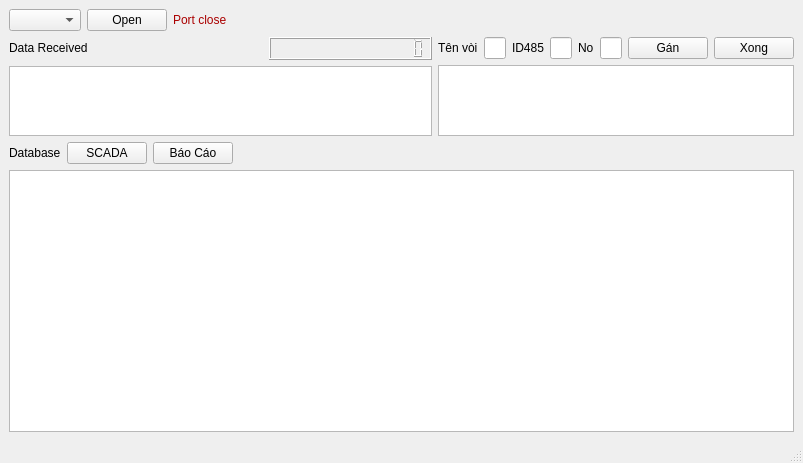
The window that mainwindow.ui (mrblam/uart_log_qt) describes before a commit, drawn with Qt 5.
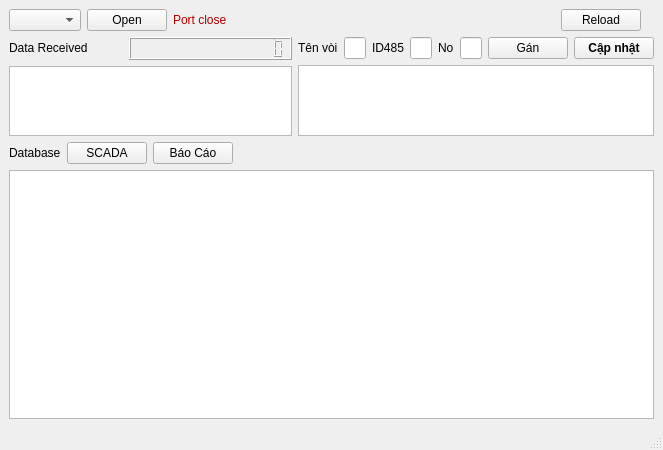
The same window after the commit.

```diff
--- a/mainwindow.ui
+++ b/mainwindow.ui
@@ -6,8 +6,8 @@
    <rect>
     <x>0</x>
     <y>0</y>
-    <width>803</width>
-    <height>463</height>
+    <width>663</width>
+    <height>450</height>
    </rect>
   </property>
   <property name="windowTitle">
@@ -62,6 +62,23 @@
           </property>
          </spacer>
         </item>
+        <item>
+         <widget class="QPushButton" name="pushReloadAssignNozz">
+          <property name="styleSheet">
+           <string notr="true"/>
+          </property>
+          <property name="text">
+           <string>Reload</string>
+          </property>
+         </widget>
+        </item>
+        <item>
+         <widget class="QLabel" name="labelAssignInfo">
+          <property name="text">
+           <string/>
+          </property>
+         </widget>
+        </item>
        </layout>
       </item>
       <item>
@@ -177,8 +194,17 @@
             </item>
             <item>
              <widget class="QPushButton" name="assignFinish">
+              <property name="font">
+               <font>
+                <pointsize>9</pointsize>
+                <bold>true</bold>
+               </font>
+              </property>
+              <property name="styleSheet">
+               <string notr="true"/>
+              </property>
               <property name="text">
-               <string>Xong</string>
+               <string>Cập nhật</string>
               </property>
              </widget>
             </item>
```
Left out of the diff: 2 changed lines with no effect on the pictures.
